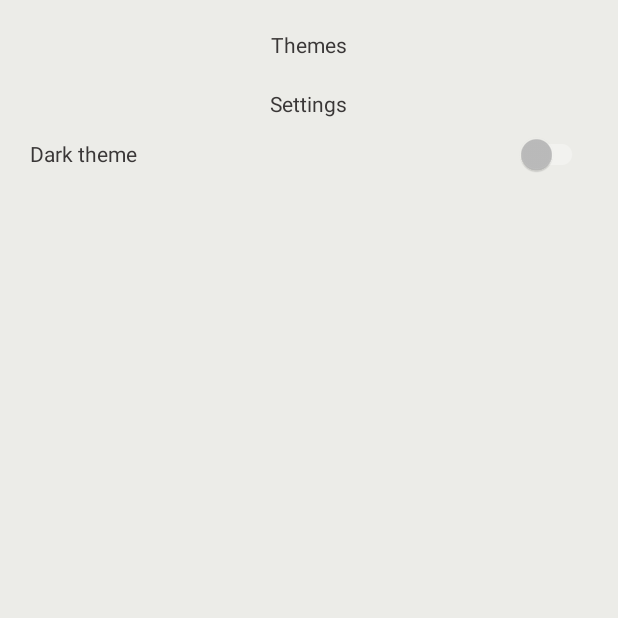
After one commit to MrNevinskiy/APOD-Material-Design, an Android app: the fragment SettingsFragment placed in its activity, on a phone screen of 412 x 824 dp, the top half of it. The commit adds this screen. Run offline under Robolectric (Android 15) with nearby library versions, the phone set to English and light mode, and no system bars; libraries missing offline, so code that uses them is left out: coil.api.load; pictures from the network do not load.

Commit message:
APOD Material Design (main)

```diff
--- a/app/src/main/java/com/hw/apodmaterialdesign/data/PictureOfTheDayData.kt
+++ b/app/src/main/java/com/hw/apodmaterialdesign/model/PictureOfTheDayData.kt
@@ -1,6 +1,6 @@
-package com.hw.apodmaterialdesign.data
+package com.hw.apodmaterialdesign.model
 
-import com.hw.apodmaterialdesign.data.entity.APODServerResponseData
+import com.hw.apodmaterialdesign.model.entity.APODServerResponseData
 
 sealed class PictureOfTheDayData {
     data class Success(val serverResponseData: APODServerResponseData) : PictureOfTheDayData()
--- a/app/src/main/java/com/hw/apodmaterialdesign/data/api/IDataSource.kt
+++ b/app/src/main/java/com/hw/apodmaterialdesign/model/api/IDataSource.kt
@@ -1,6 +1,6 @@
-package com.hw.apodmaterialdesign.data.api
+package com.hw.apodmaterialdesign.model.api
 
-import com.hw.apodmaterialdesign.data.entity.APODServerResponseData
+import com.hw.apodmaterialdesign.model.entity.APODServerResponseData
 import retrofit2.Call
 import retrofit2.http.GET
 import retrofit2.http.Query
--- a/app/src/main/java/com/hw/apodmaterialdesign/data/entity/APODServerResponseData.kt
+++ b/app/src/main/java/com/hw/apodmaterialdesign/model/entity/APODServerResponseData.kt
@@ -1,4 +1,4 @@
-package com.hw.apodmaterialdesign.data.entity
+package com.hw.apodmaterialdesign.model.entity
 
 import com.google.gson.annotations.SerializedName
 
--- a/app/src/main/java/com/hw/apodmaterialdesign/data/retrofit/APODRetrofitImpl.kt
+++ b/app/src/main/java/com/hw/apodmaterialdesign/model/retrofit/APODRetrofitImpl.kt
@@ -1,7 +1,7 @@
-package com.hw.apodmaterialdesign.data.retrofit
+package com.hw.apodmaterialdesign.model.retrofit
 
 import com.google.gson.GsonBuilder
-import com.hw.apodmaterialdesign.data.api.IDataSource
+import com.hw.apodmaterialdesign.model.api.IDataSource
 import okhttp3.Interceptor
 import okhttp3.OkHttpClient
 import okhttp3.logging.HttpLoggingInterceptor
--- /dev/null
+++ b/app/src/main/java/com/hw/apodmaterialdesign/util/ThemeHolder.kt
@@ -0,0 +1,7 @@
+package com.hw.apodmaterialdesign.util
+
+import com.hw.apodmaterialdesign.R
+
+object ThemeHolder {
+    var id: Int = R.style.Theme_APODMaterialDesign
+}
--- a/app/src/main/java/com/hw/apodmaterialdesign/ui/activity/MainActivity.kt
+++ b/app/src/main/java/com/hw/apodmaterialdesign/view/activity/MainActivity.kt
@@ -1,13 +1,16 @@
-package com.hw.apodmaterialdesign.ui.activity
+package com.hw.apodmaterialdesign.view.activity
 
 import androidx.appcompat.app.AppCompatActivity
 import android.os.Bundle
 import com.hw.apodmaterialdesign.R
-import com.hw.apodmaterialdesign.ui.fragment.APODFragment
+import com.hw.apodmaterialdesign.util.ThemeHolder
+import com.hw.apodmaterialdesign.view.fragment.APODFragment
 
 class MainActivity : AppCompatActivity() {
+
     override fun onCreate(savedInstanceState: Bundle?) {
         super.onCreate(savedInstanceState)
+        setTheme(ThemeHolder.id)
         setContentView(R.layout.activity_main)
         if(savedInstanceState == null){
             supportFragmentManager.beginTransaction()
--- a/app/src/main/java/com/hw/apodmaterialdesign/ui/fragment/APODFragment.kt
+++ b/app/src/main/java/com/hw/apodmaterialdesign/view/fragment/APODFragment.kt
@@ -1,26 +1,21 @@
-package com.hw.apodmaterialdesign.ui.fragment
+package com.hw.apodmaterialdesign.view.fragment
 
 import android.content.Intent
 import android.net.Uri
 import android.os.Bundle
-import android.view.Gravity
-import android.view.LayoutInflater
-import android.view.View
-import android.view.ViewGroup
+import android.view.*
 import android.widget.Toast
 import androidx.fragment.app.Fragment
 import androidx.lifecycle.Observer
 import androidx.lifecycle.ViewModelProviders
 import coil.api.load
 import com.hw.apodmaterialdesign.R
-import com.hw.apodmaterialdesign.data.PictureOfTheDayData
+import com.hw.apodmaterialdesign.model.PictureOfTheDayData
+import com.hw.apodmaterialdesign.view.activity.MainActivity
+import com.hw.apodmaterialdesign.viewmodel.APODFragmentViewModel
 import kotlinx.android.synthetic.main.fragment_apod.*
 
 class APODFragment : Fragment() {
-
-    companion object {
-        fun newInstance() = APODFragment()
-    }
 
     private val viewModel: APODFragmentViewModel by lazy {
         ViewModelProviders.of(this).get(APODFragmentViewModel::class.java)
@@ -32,12 +27,8 @@ class APODFragment : Fragment() {
             .observe(viewLifecycleOwner, Observer<PictureOfTheDayData> { renderData(it) })
     }
 
-
     override fun onCreateView(
-        inflater: LayoutInflater,
-        container: ViewGroup?,
-        savedInstanceState: Bundle?
-    ): View? {
+        inflater: LayoutInflater, container: ViewGroup?, savedInstanceState: Bundle?): View? {
         return inflater.inflate(R.layout.fragment_apod, container, false)
     }
 
@@ -45,9 +36,29 @@ class APODFragment : Fragment() {
         super.onViewCreated(view, savedInstanceState)
         input_layout.setEndIconOnClickListener {
             startActivity(Intent(Intent.ACTION_VIEW).apply {
-                data = Uri.parse("https://en.wikipedia.org/wiki/${input_edit_text.text.toString()}")
+                data =
+                    Uri.parse("https://en.wikipedia.org/wiki/${input_edit_text.text.toString()}")
             })
         }
+        setBottomAppBar(view)
+    }
+
+    override fun onCreateOptionsMenu(menu: Menu, inflater: MenuInflater) {
+        super.onCreateOptionsMenu(menu, inflater)
+        inflater.inflate(R.menu.menu_bottom_bar, menu)
+    }
+
+    override fun onOptionsItemSelected(item: MenuItem): Boolean {
+        when (item.itemId) {
+            R.id.app_bar_settings -> activity?.supportFragmentManager?.beginTransaction()?.replace(R.id.container, SettingsFragment())?.addToBackStack(null)?.commit()
+        }
+        return super.onOptionsItemSelected(item)
+    }
+
+    private fun setBottomAppBar(view: View) {
+        val context = activity as MainActivity
+        context.setSupportActionBar(view.findViewById(R.id.bottom_app_bar))
+        setHasOptionsMenu(true)
     }
 
     private fun renderData(data: PictureOfTheDayData?) {
@@ -74,6 +85,9 @@ class APODFragment : Fragment() {
                     }
                 }
             }
+            is PictureOfTheDayData.Loading -> {
+
+            }
             is PictureOfTheDayData.Error -> {
                 toast(data.error.message)
             }
@@ -87,4 +101,8 @@ class APODFragment : Fragment() {
         }
     }
 
+    companion object {
+        fun newInstance() = APODFragment()
+    }
+
 }
--- /dev/null
+++ b/app/src/main/java/com/hw/apodmaterialdesign/view/fragment/SettingsFragment.kt
@@ -0,0 +1,32 @@
+package com.hw.apodmaterialdesign.view.fragment
+
+import android.os.Bundle
+import android.view.LayoutInflater
+import android.view.View
+import android.view.ViewGroup
+import androidx.fragment.app.Fragment
+import com.hw.apodmaterialdesign.R
+import com.hw.apodmaterialdesign.util.ThemeHolder
+import kotlinx.android.synthetic.main.fragment_settings.*
+
+class SettingsFragment: Fragment() {
+
+    override fun onCreateView(inflater: LayoutInflater, container: ViewGroup?, savedInstanceState: Bundle?): View? {
+        return inflater.inflate(R.layout.fragment_settings, container, false)
+    }
+
+    override fun onViewCreated(view: View, savedInstanceState: Bundle?) {
+        super.onViewCreated(view, savedInstanceState)
+        if (ThemeHolder.id == R.style.Theme_APODMaterialDesignDark){
+            selected_theme.isChecked = true
+        }
+        selected_theme.setOnClickListener {
+            if (selected_theme.isChecked) {
+                ThemeHolder.id = R.style.Theme_APODMaterialDesignDark
+            } else {
+                ThemeHolder.id = R.style.Theme_APODMaterialDesign
+            }
+            activity?.recreate()
+        }
+    }
+}
```
Also changed, not shown: app/src/main/java/com/hw/apodmaterialdesign/viewmodel/APODFragmentViewModel.kt (renamed from app/src/main/java/com/hw/apodmaterialdesign/ui/fragment/APODFragmentViewModel.kt, +4 -4 lines).
